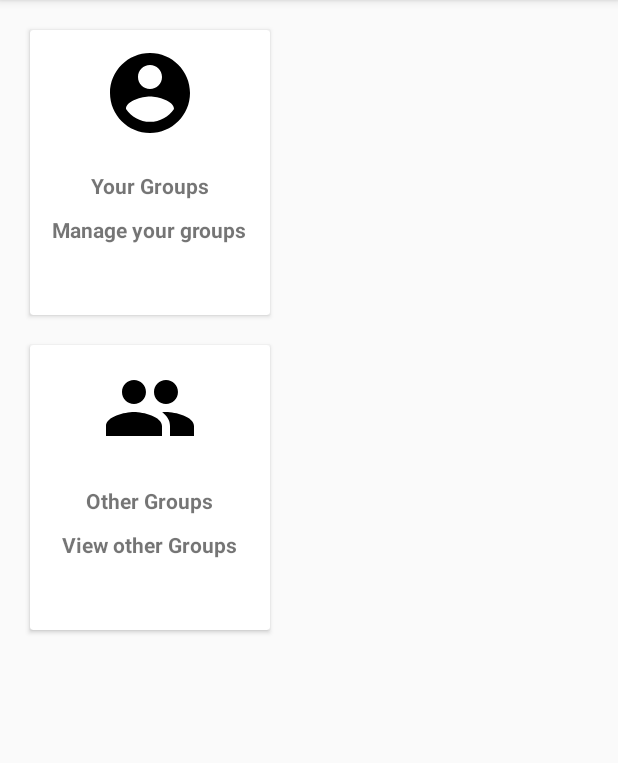
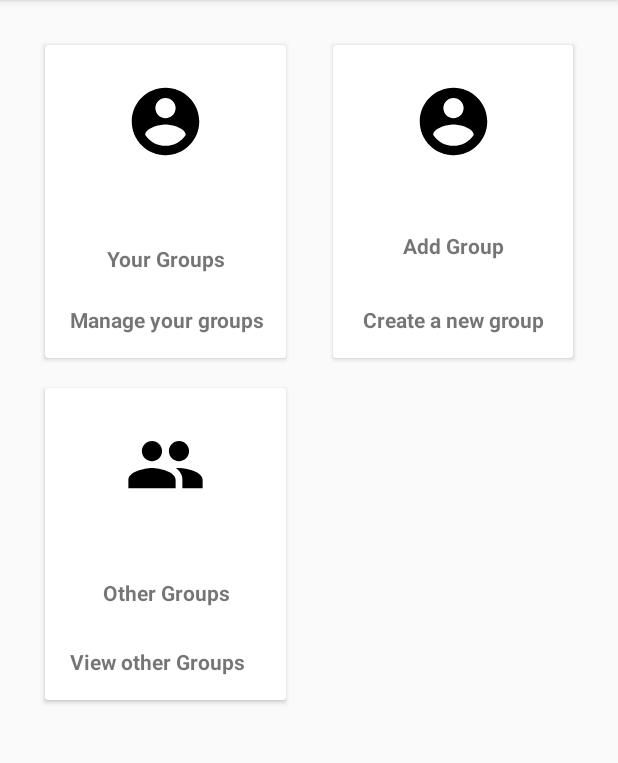
Before and after one commit to scottliu21/group-builder, an Android app: the DashboardActivity screen opened directly, with no data from a screen before it, on a phone screen of 412 x 824 dp, the part 84-847 px from its top. Run offline under Robolectric (Android 15) with nearby library versions, the phone set to English and light mode, and no system bars.

Commit message:
Finished AddGroup class and confirmed storage into database

```diff
--- a/app/build.gradle
+++ b/app/build.gradle
@@ -31,4 +31,5 @@ dependencies {
     androidTestImplementation 'androidx.test.ext:junit:1.1.1'
     androidTestImplementation 'androidx.test.espresso:espresso-core:3.2.0'
     implementation 'androidx.cardview:cardview:1.0.0'
+    implementation 'com.google.code.gson:gson:2.8.6'
 }
--- a/app/src/main/AndroidManifest.xml
+++ b/app/src/main/AndroidManifest.xml
@@ -11,7 +11,8 @@
         android:roundIcon="@mipmap/ic_launcher_round"
         android:supportsRtl="true"
         android:theme="@style/AppTheme">
-        <activity android:name=".OtherGroups"></activity>
+        <activity android:name=".AddGroup"></activity>
+        <activity android:name=".OtherGroups" />
         <activity android:name=".MainGroup" />
         <activity android:name=".DashboardActivity" />
         <activity android:name=".LoginActivity">
--- a/app/src/main/java/com/example/groupbuilder/DashboardActivity.java
+++ b/app/src/main/java/com/example/groupbuilder/DashboardActivity.java
@@ -8,7 +8,7 @@ import android.os.Bundle;
 import android.view.View;
 
 public class DashboardActivity extends AppCompatActivity implements View.OnClickListener {
-    private CardView MainGroup, OtherGroups;
+    private CardView MainGroup, OtherGroups, AddGroup;
 
     @Override
     protected void onCreate(Bundle savedInstanceState) {
@@ -18,10 +18,12 @@ public class DashboardActivity extends AppCompatActivity implements View.OnClick
         // Define CardViews
         MainGroup = (CardView) findViewById(R.id.MainGroupID);
         OtherGroups = (CardView) findViewById(R.id.OtherGroupID);
+        AddGroup = (CardView) findViewById(R.id.AddGroupID);
 
         // Add onClickListeners to each Card
         MainGroup.setOnClickListener(this);
         OtherGroups.setOnClickListener(this);
+        AddGroup.setOnClickListener(this);
     }
 
     @Override
@@ -29,6 +31,8 @@ public class DashboardActivity extends AppCompatActivity implements View.OnClick
         Intent i;
 
         switch(v.getId()){
+            case R.id. AddGroupID : i = new Intent(this, AddGroup.class );
+                 startActivity(i); break;
             case R.id.MainGroupID : i = new Intent(this, MainGroup.class);
                  startActivity(i); break;
             case R.id.OtherGroupID : i = new Intent(this, OtherGroups.class);
--- a/app/src/main/res/layout/activity_dashboard.xml
+++ b/app/src/main/res/layout/activity_dashboard.xml
@@ -1,94 +1,185 @@
 <?xml version="1.0" encoding="utf-8"?>
-<LinearLayout xmlns:android="http://schemas.android.com/apk/res/android"
+<androidx.constraintlayout.widget.ConstraintLayout xmlns:android="http://schemas.android.com/apk/res/android"
     xmlns:app="http://schemas.android.com/apk/res-auto"
     xmlns:tools="http://schemas.android.com/tools"
+    android:id="@+id/dashboard"
     android:layout_width="match_parent"
     android:layout_height="match_parent"
-    tools:context=".DashboardActivity"
-    android:orientation="vertical"
-    android:padding="10dp"
     android:layout_gravity="center"
-    android:id="@+id/dashboard">
+    tools:context=".DashboardActivity">
 
     <androidx.cardview.widget.CardView
         android:id="@+id/MainGroupID"
-        android:layout_width="160dp"
-        android:layout_height="190dp"
-        android:layout_margin="10dp">
+        android:layout_width="0dp"
+        android:layout_height="0dp"
+        android:layout_marginStart="30dp"
+        android:layout_marginTop="30dp"
+        android:layout_marginEnd="31dp"
+        android:layout_marginBottom="20dp"
+        app:layout_constraintBottom_toTopOf="@+id/OtherGroupID"
+        app:layout_constraintEnd_toStartOf="@+id/AddGroupID"
+        app:layout_constraintStart_toStartOf="parent"
+        app:layout_constraintTop_toTopOf="parent">
 
-        <LinearLayout
+
+        <androidx.constraintlayout.widget.ConstraintLayout
             android:layout_width="match_parent"
-            android:layout_height="match_parent"
-            android:orientation="vertical"
-            android:layout_gravity="center">
-
-            <ImageView
-                android:id="@+id/imageView2"
-                android:layout_width="match_parent"
-                android:layout_height="64dp"
-                android:contentDescription="@string/groupDesc"
-                android:src="@drawable/ic_account_circle_black_24dp"
-                android:layout_margin="10dp"/>
+            android:layout_height="match_parent">
 
             <TextView
                 android:id="@+id/textView"
                 android:layout_width="wrap_content"
                 android:layout_height="wrap_content"
-                android:layout_gravity="center"
+                android:layout_marginBottom="21dp"
+                android:text="@string/YourGroups"
                 android:textStyle="bold"
-                android:layout_marginTop="10dp"
-                android:text="@string/YourGroups" />
+                app:layout_constraintBottom_toTopOf="@+id/textView2"
+                app:layout_constraintEnd_toEndOf="parent"
+                app:layout_constraintHorizontal_bias="0.506"
+                app:layout_constraintStart_toStartOf="parent" />
 
             <TextView
                 android:id="@+id/textView2"
                 android:layout_width="wrap_content"
                 android:layout_height="wrap_content"
-                android:layout_gravity="center"
-                android:layout_marginTop="10dp"
+                android:layout_marginBottom="16dp"
+                android:text="@string/groupDesc"
                 android:textStyle="bold"
-                android:text="@string/groupDesc" />
+                app:layout_constraintBottom_toBottomOf="parent"
+                app:layout_constraintEnd_toEndOf="parent"
+                app:layout_constraintHorizontal_bias="0.533"
+                app:layout_constraintStart_toStartOf="parent" />
 
-        </LinearLayout>
+            <ImageView
+                android:id="@+id/imageView2"
+                android:layout_width="54dp"
+                android:layout_height="54dp"
+                android:layout_marginTop="24dp"
+                android:contentDescription="@string/groupDesc"
+                android:src="@drawable/ic_account_circle_black_24dp"
+                app:layout_constraintEnd_toEndOf="parent"
+                app:layout_constraintStart_toStartOf="parent"
+                app:layout_constraintTop_toTopOf="parent" />
+
+        </androidx.constraintlayout.widget.ConstraintLayout>
+
+
     </androidx.cardview.widget.CardView>
 
     <androidx.cardview.widget.CardView
         android:id="@+id/OtherGroupID"
-        android:layout_width="160dp"
-        android:layout_height="190dp"
-        android:layout_margin="10dp"
-        >
+        android:layout_width="0dp"
+        android:layout_height="0dp"
+        android:layout_marginBottom="301dp"
+        app:layout_constraintBottom_toBottomOf="parent"
+        app:layout_constraintEnd_toEndOf="@+id/MainGroupID"
+        app:layout_constraintStart_toStartOf="@+id/MainGroupID"
+        app:layout_constraintTop_toBottomOf="@+id/MainGroupID">
 
-        <LinearLayout
+
+        <androidx.constraintlayout.widget.ConstraintLayout
             android:layout_width="match_parent"
-            android:layout_height="match_parent"
-            android:orientation="vertical">
+            android:layout_height="match_parent">
 
-            <ImageView
-                android:id="@+id/imageButton"
-                android:layout_width="match_parent"
-                android:layout_height="64dp"
-                android:src="@drawable/ic_group_black_24dp"
-                android:layout_margin="10dp"
-                android:contentDescription="@string/groupDesc"/>
+            <TextView
+                android:id="@+id/textView4"
+                android:layout_width="wrap_content"
+                android:layout_height="wrap_content"
+                android:layout_marginBottom="16dp"
+                android:text="@string/GroupFinder"
+                android:textStyle="bold"
+                app:layout_constraintBottom_toBottomOf="parent"
+                app:layout_constraintEnd_toEndOf="parent"
+                app:layout_constraintHorizontal_bias="0.372"
+                app:layout_constraintStart_toStartOf="parent" />
 
             <TextView
                 android:id="@+id/textView3"
                 android:layout_width="wrap_content"
                 android:layout_height="wrap_content"
-                android:layout_gravity="center"
-                android:layout_marginTop="10dp"
+                android:layout_marginBottom="62dp"
+                android:text="@string/FindGroup"
                 android:textStyle="bold"
-                android:text="@string/FindGroup" />
+                app:layout_constraintBottom_toBottomOf="parent"
+                app:layout_constraintEnd_toEndOf="parent"
+                app:layout_constraintHorizontal_bias="0.506"
+                app:layout_constraintStart_toStartOf="parent" />
+
+            <ImageView
+                android:id="@+id/imageButton"
+                android:layout_width="54dp"
+                android:layout_height="54dp"
+                android:layout_marginTop="24dp"
+                android:contentDescription="@string/groupDesc"
+                android:src="@drawable/ic_group_black_24dp"
+                app:layout_constraintEnd_toEndOf="parent"
+                app:layout_constraintStart_toStartOf="parent"
+                app:layout_constraintTop_toTopOf="parent" />
+        </androidx.constraintlayout.widget.ConstraintLayout>
+
+    </androidx.cardview.widget.CardView>
+
+    <androidx.cardview.widget.CardView
+
+        android:id="@+id/AddGroupID"
+        android:layout_width="0dp"
+        android:layout_height="0dp"
+        android:layout_marginEnd="30dp"
+        app:layout_constraintBottom_toBottomOf="@+id/MainGroupID"
+        app:layout_constraintEnd_toEndOf="parent"
+        app:layout_constraintStart_toEndOf="@+id/MainGroupID"
+        app:layout_constraintTop_toTopOf="@+id/MainGroupID">
+
+
+        <androidx.constraintlayout.widget.ConstraintLayout
+            android:layout_width="match_parent"
+            android:layout_height="match_parent"
+            app:layout_constraintEnd_toEndOf="parent"
+            app:layout_constraintHorizontal_bias="0.5"
+            app:layout_constraintStart_toStartOf="parent">
 
             <TextView
-                android:id="@+id/textView4"
+                android:id="@+id/textView5"
                 android:layout_width="wrap_content"
                 android:layout_height="wrap_content"
-                android:layout_gravity="center"
-                android:layout_marginTop="10dp"
+                android:text="@string/addGroup"
                 android:textStyle="bold"
-                android:text="@string/GroupFinder" />
-        </LinearLayout>
+                app:layout_constraintBottom_toBottomOf="parent"
+                app:layout_constraintEnd_toEndOf="parent"
+                app:layout_constraintHorizontal_bias="0.505"
+                app:layout_constraintStart_toStartOf="parent"
+                app:layout_constraintTop_toTopOf="parent"
+                app:layout_constraintVertical_bias="0.654"
+                tools:layout_conversion_absoluteHeight="19dp"
+                tools:layout_conversion_absoluteWidth="67dp" />
+
+            <TextView
+                android:id="@+id/textView6"
+                android:layout_width="wrap_content"
+                android:layout_height="wrap_content"
+                android:layout_marginBottom="16dp"
+                android:text="@string/addGroupDesc"
+                android:textStyle="bold"
+                app:layout_constraintBottom_toBottomOf="parent"
+                app:layout_constraintEnd_toEndOf="parent"
+                app:layout_constraintHorizontal_bias="0.513"
+                app:layout_constraintStart_toStartOf="parent" />
+
+            <ImageView
+                android:id="@+id/imageView3"
+                android:layout_width="54dp"
+                android:layout_height="54dp"
+                android:layout_marginTop="24dp"
+                android:contentDescription="@string/groupDesc"
+                android:src="@drawable/ic_account_circle_black_24dp"
+                app:layout_constraintEnd_toEndOf="parent"
+                app:layout_constraintStart_toStartOf="parent"
+                app:layout_constraintTop_toTopOf="parent"
+                tools:layout_conversion_absoluteHeight="24dp"
+                tools:layout_conversion_absoluteWidth="24dp" />
+        </androidx.constraintlayout.widget.ConstraintLayout>
+
+
     </androidx.cardview.widget.CardView>
 
-</LinearLayout>
+</androidx.constraintlayout.widget.ConstraintLayout>
--- a/app/src/main/res/values/strings.xml
+++ b/app/src/main/res/values/strings.xml
@@ -15,4 +15,6 @@
     <string name="FindGroup">Other Groups</string>
     <string name="Searchbar">Search for Groups</string>
     <string name="GroupFinder">View other Groups</string>
+    <string name="addGroup">Add Group</string>
+    <string name="addGroupDesc">Create a new group</string>
 </resources>
```
Also changed, not shown: app/src/main/java/com/example/groupbuilder/AddGroup.java (added, +71 -0 lines), app/src/main/java/com/example/groupbuilder/GroupClass.java (+14 -2 lines), app/src/main/res/layout/activity_add_group.xml (added, +60 -0 lines).
